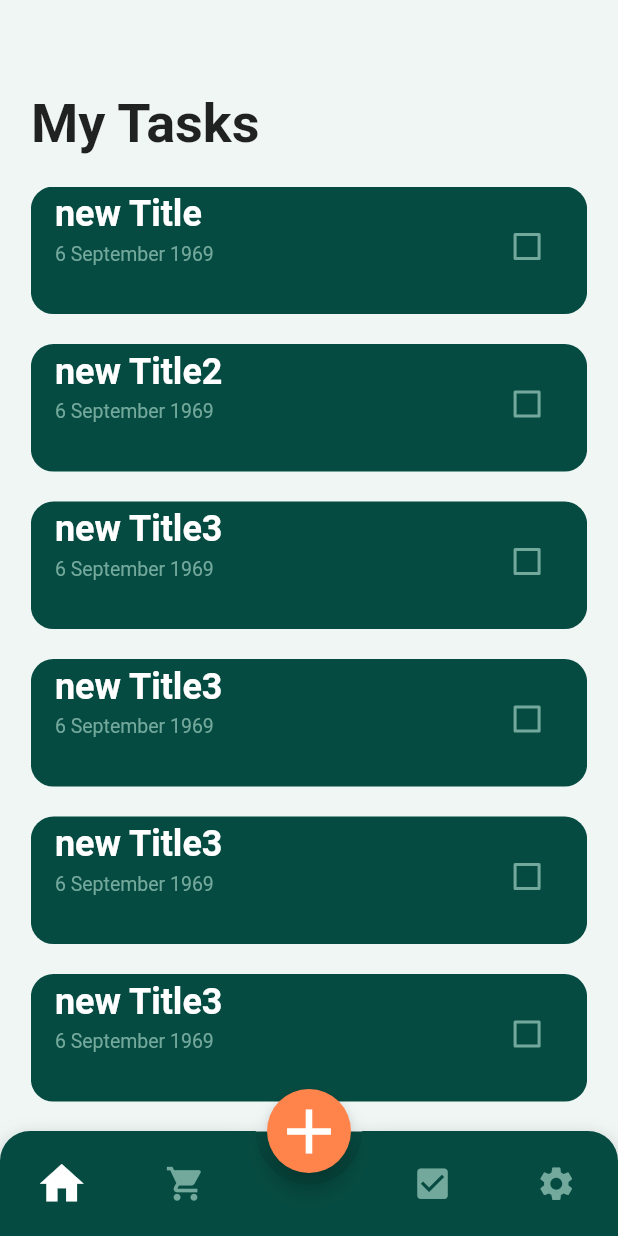
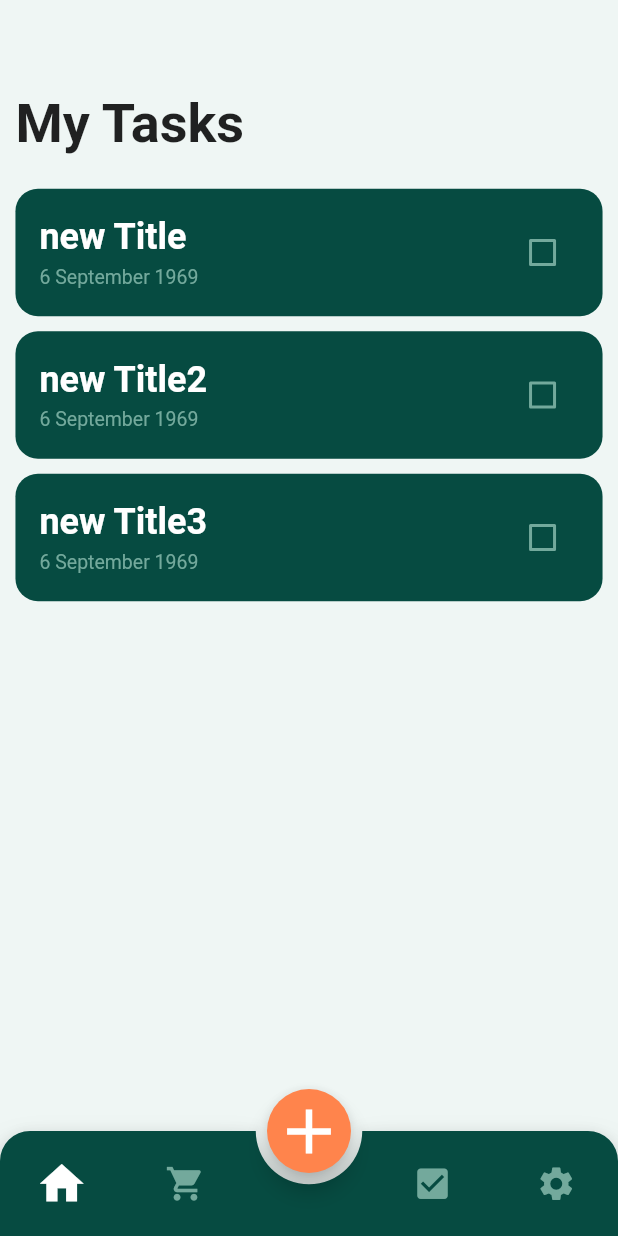
Before and after one commit to RafadanaM/flutter-task-app, a Flutter app: the screen it shows after launch, on a phone screen of 412 x 824 dp. Run offline on Flutter 3.47's test engine with Material 2 defaults, Android fonts, the phone set to English and light mode, and no system bars; missing offline and left inert: flutter_material_pickers.

Commit message:
push to merge

```diff
--- a/lib/models/task_data.dart
+++ b/lib/models/task_data.dart
@@ -9,26 +9,6 @@ class TaskData extends ChangeNotifier {
         date: "6 September 1969"),
     Task(
         title: "new Title2",
-        description: "A description",
-        date: "6 September 1969"),
-    Task(
-        title: "new Title3",
-        description: "A description",
-        date: "6 September 1969"),
-    Task(
-        title: "new Title3",
-        description: "A description",
-        date: "6 September 1969"),
-    Task(
-        title: "new Title3",
-        description: "A description",
-        date: "6 September 1969"),
-    Task(
-        title: "new Title3",
-        description: "A description",
-        date: "6 September 1969"),
-    Task(
-        title: "new Title3",
         description: "A description",
         date: "6 September 1969"),
     Task(
--- a/lib/screens/task_page.dart
+++ b/lib/screens/task_page.dart
@@ -1,4 +1,3 @@
-
 import 'package:flutter/material.dart';
 import 'package:tasks_app/widgets/task_list_view.dart';
 import 'package:tasks_app/config/styles.dart';
@@ -12,8 +11,8 @@ class TaskPage extends StatelessWidget {
     return Scaffold(
       backgroundColor: backgroundPrimary,
       body: Padding(
-        padding: EdgeInsets.only(
-            top: _height * 0.075, left: _width * 0.05, right: _width * 0.05),
+        padding: EdgeInsets.symmetric(
+            vertical: _height * 0.075, horizontal: _width * 0.025),
         child: Column(
           crossAxisAlignment: CrossAxisAlignment.start,
           children: <Widget>[
@@ -24,9 +23,6 @@ class TaskPage extends StatelessWidget {
                 fontWeight: FontWeight.bold,
               ),
             ),
-            SizedBox(
-              height: _height * 0.025,
-            ),
             Expanded(
               child: TaskListView(),
             ),
--- a/lib/widgets/task_list_tile.dart
+++ b/lib/widgets/task_list_tile.dart
@@ -1,3 +1,4 @@
+import 'package:flutter/cupertino.dart';
 import 'package:flutter/material.dart';
 
 class TaskListTile extends StatelessWidget {
@@ -19,10 +20,16 @@ class TaskListTile extends StatelessWidget {
   @override
   Widget build(BuildContext context) {
     return ListTile(
-      title: Text(
-        taskTitle,
-        style: TextStyle(
-            color: Colors.white, fontSize: 24, fontWeight: FontWeight.bold),
+      title: Padding(
+        padding: const EdgeInsets.only(top: 5.0),
+        child: Text(
+          taskTitle,
+          style: TextStyle(
+            color: Colors.white,
+            fontSize: 24,
+            fontWeight: FontWeight.bold,
+          ),
+        ),
       ),
       subtitle: Padding(
         padding: EdgeInsets.symmetric(vertical: 5.0),
--- a/lib/widgets/task_list_view.dart
+++ b/lib/widgets/task_list_view.dart
@@ -16,9 +16,10 @@ class _TaskListViewState extends State<TaskListView> {
     return Consumer<TaskData>(
       builder: (context, taskData, child) {
         return ListView.separated(
+          padding: EdgeInsets.symmetric(vertical: 22),
           separatorBuilder: (BuildContext context, int index) {
             return SizedBox(
-              height: 20.0,
+              height: 10.0,
             );
           },
           itemBuilder: (context, index) {
```
Also changed, not shown: lib/models/grocery.dart (added, +10 -0 lines), lib/models/grocery_data.dart (added, +20 -0 lines), lib/widgets/grocery_list_view.dart (added, +71 -0 lines).
